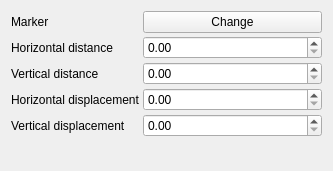
Old version of the form src/ui/symbollayer/widget_pointpatternfill.ui in the repository qgis/QGIS.
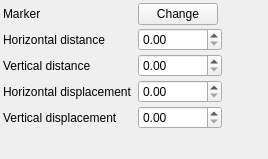
New version of the form.

Commit message: Set all ui to use size hint

Diff of the .ui file:
```diff
--- a/src/ui/symbollayer/widget_pointpatternfill.ui
+++ b/src/ui/symbollayer/widget_pointpatternfill.ui
@@ -6,20 +6,29 @@
    <rect>
     <x>0</x>
     <y>0</y>
-    <width>333</width>
-    <height>171</height>
+    <width>268</width>
+    <height>159</height>
    </rect>
   </property>
   <property name="windowTitle">
    <string>Form</string>
   </property>
   <layout class="QFormLayout" name="formLayout">
+   <property name="sizeConstraint">
+    <enum>QLayout::SetDefaultConstraint</enum>
+   </property>
+   <property name="fieldGrowthPolicy">
+    <enum>QFormLayout::FieldsStayAtSizeHint</enum>
+   </property>
    <property name="horizontalSpacing">
-    <number>3</number>
+    <number>6</number>
    </property>
    <property name="verticalSpacing">
     <number>3</number>
    </property>
+   <property name="margin">
+    <number>3</number>
+   </property>
    <item row="0" column="0">
     <widget class="QLabel" name="mMarkerLabel">
      <property name="frameShape">
@@ -46,6 +55,12 @@
    </item>
    <item row="1" column="1">
     <widget class="QDoubleSpinBox" name="mHorizontalDistanceSpinBox">
+     <property name="maximumSize">
+      <size>
+       <width>85</width>
+       <height>16777215</height>
+      </size>
+     </property>
      <property name="maximum">
       <double>99999999.989999994635582</double>
      </property>
@@ -60,6 +75,12 @@
    </item>
    <item row="2" column="1">
     <widget class="QDoubleSpinBox" name="mVerticalDistanceSpinBox">
+     <property name="maximumSize">
+      <size>
+       <width>85</width>
+       <height>16777215</height>
+      </size>
+     </property>
      <property name="maximum">
       <double>999999999.990000009536743</double>
      </property>
@@ -74,6 +95,12 @@
    </item>
    <item row="3" column="1">
     <widget class="QDoubleSpinBox" name="mHorizontalDisplacementSpinBox">
+     <property name="maximumSize">
+      <size>
+       <width>85</width>
+       <height>16777215</height>
+      </size>
+     </property>
      <property name="maximum">
       <double>9999999.990000000223517</double>
      </property>
@@ -88,6 +115,12 @@
    </item>
    <item row="4" column="1">
     <widget class="QDoubleSpinBox" name="mVerticalDisplacementSpinBox">
+     <property name="maximumSize">
+      <size>
+       <width>85</width>
+       <height>16777215</height>
+      </size>
+     </property>
      <property name="maximum">
       <double>999999999.990000009536743</double>
      </property>
```
Left out of the diff: 3 changed lines with no effect on the pictures. The commit also changes 7 other files.
